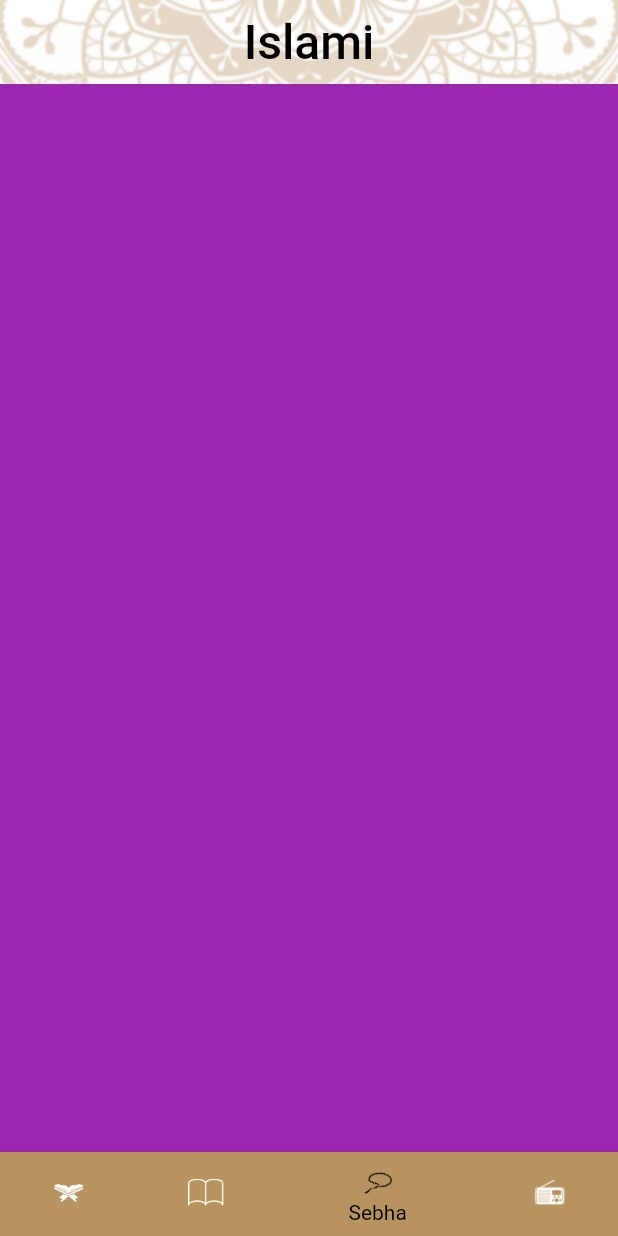
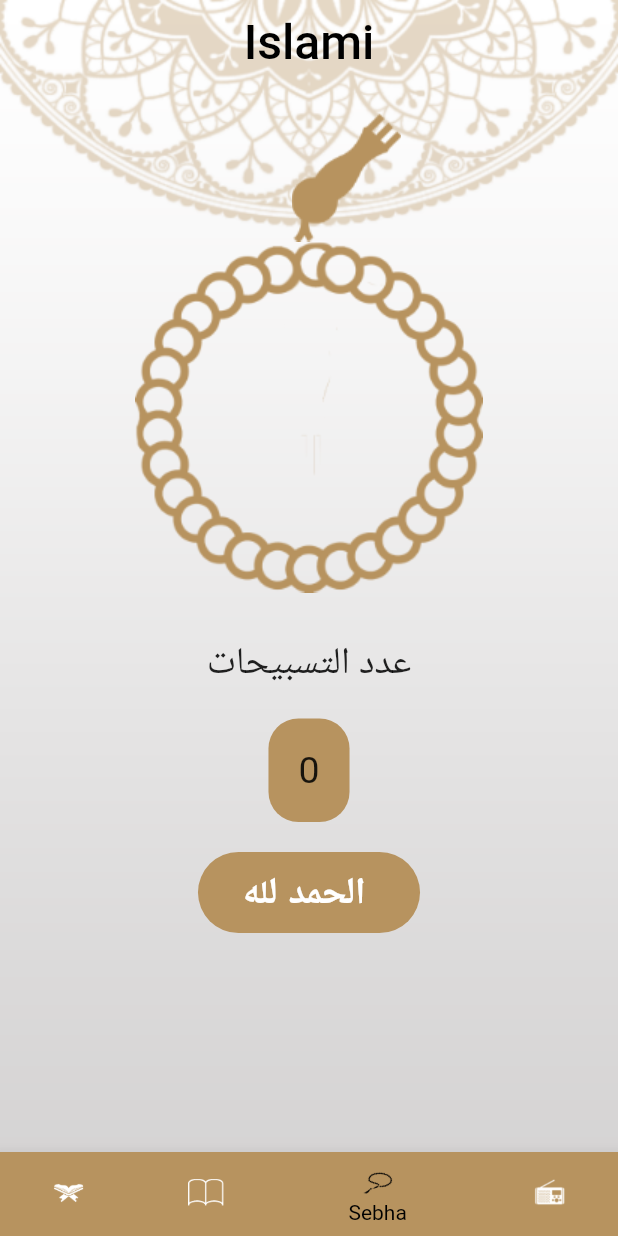
Before and after one commit to mohamednabiltraining/islami-c8-sun, a Flutter app: the screen it shows after launch, item 3 of the bottom bar chosen, on a phone screen of 412 x 824 dp. Run offline on Flutter 3.47's test engine with Material 2 defaults, Android fonts, the phone set to English and light mode, and no system bars.

Commit message:
+ sebha tab

```diff
--- a/lib/ui/home/sebha/sebha_tab.dart
+++ b/lib/ui/home/sebha/sebha_tab.dart
@@ -1,10 +1,81 @@
+import 'dart:math';
+
 import 'package:flutter/material.dart';
 
-class SebhaTab extends StatelessWidget {
+class SebhaTab extends StatefulWidget {
+  @override
+  State<SebhaTab> createState() => _SebhaTabState();
+}
+
+class _SebhaTabState extends State<SebhaTab> {
+  int counter = 0;
+  double finalAngle = 0.0;
+  List<String>tasbeeh= ['سبحان الله','الحمد لله ', 'لا اله الا الله'];
+
+
   @override
   Widget build(BuildContext context) {
-    return Container(
-      color: Colors.purple,
+    return Center(
+      child: Column(
+        children: [
+
+          Container(
+              margin: EdgeInsets.only(left: 50),
+              child: Image.asset('assets/images/head of seb7a.png')),
+          GestureDetector(
+            onTap: (){
+              finalAngle+=.1;
+              counter++;
+              setState(() {
+              });
+            },
+            child: Transform.rotate(
+                angle: finalAngle,
+                origin: Offset(0, 0),
+                child: Image.asset('assets/images/body_of_seb7a.png')),
+          ),
+          SizedBox(height: 30,),
+          Text('عدد التسبيحات',
+            style: TextStyle(
+              fontSize: 25,
+            ),
+          ),
+          SizedBox(height: 20,),
+          Container(
+            decoration: BoxDecoration(
+              borderRadius: BorderRadius.circular(20),
+              color: Color(0xffB7935F),
+            ),
+            padding: EdgeInsets.all(20),
+            child: Text('$counter',
+              style: TextStyle(
+                fontSize: 25,
+              ),),
+          ),
+          SizedBox(height: 20,),
+          Container(
+            decoration: BoxDecoration(
+              borderRadius: BorderRadius.circular(50),
+              color: Color(0xffB7935F),
+            ),
+            padding: EdgeInsets.symmetric(horizontal: 30,vertical: 10),
+            child: Text(tasbeehCounter(),
+              style: TextStyle(
+                  fontSize: 25,
+                  color: Colors.white,
+                  fontWeight: FontWeight.bold
+              ),
+            ),
+          ),
+        ],
+      ),
     );
   }
+
+  String tasbeehCounter(){
+    final random = new Random();
+    var i = random.nextInt(tasbeeh.length);
+    return tasbeeh[i];
+
+  }
 }
```
Also changed, not shown: assets/images/body_of_seb7a.png (added), assets/images/head of seb7a.png (added), pubspec.lock, 2 other files.
